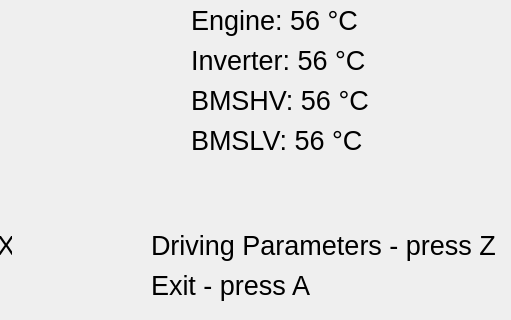
The window that Dash/servicemode.ui (PUT-Motorsport/PUTM_EV_DASH_SOFTWARE_2022) describes before a commit, drawn with Qt 5; both pictures show x 289 to 800 and y 160 to 480 of the 800 by 480 pixel window.
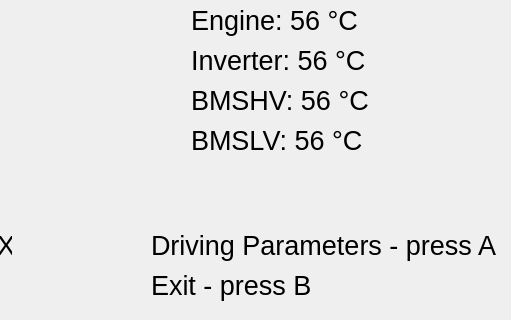
The same window after the commit.

Patch:
```diff
--- a/Dash/servicemode.ui
+++ b/Dash/servicemode.ui
@@ -85,7 +85,7 @@
     </font>
    </property>
    <property name="text">
-    <string>Driving Parameters - press Z</string>
+    <string>Driving Parameters - press A</string>
    </property>
   </widget>
   <widget class="QLabel" name="hint4">
@@ -103,7 +103,7 @@
     </font>
    </property>
    <property name="text">
-    <string>Exit - press A</string>
+    <string>Exit - press B</string>
    </property>
   </widget>
   <widget class="QLabel" name="subtitle2">
```
